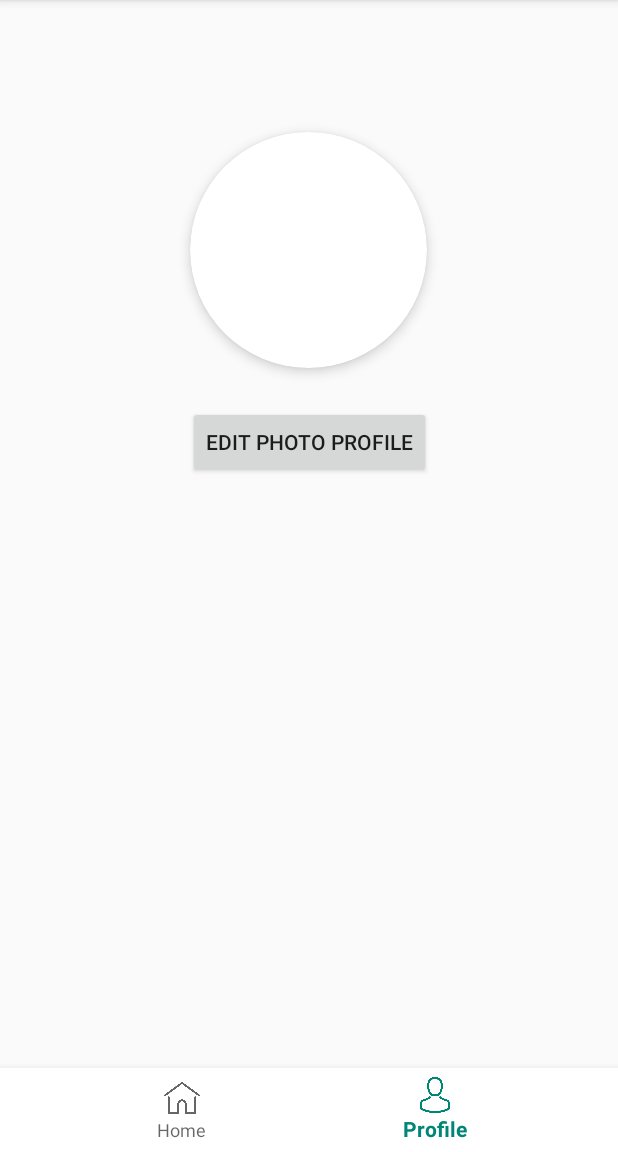
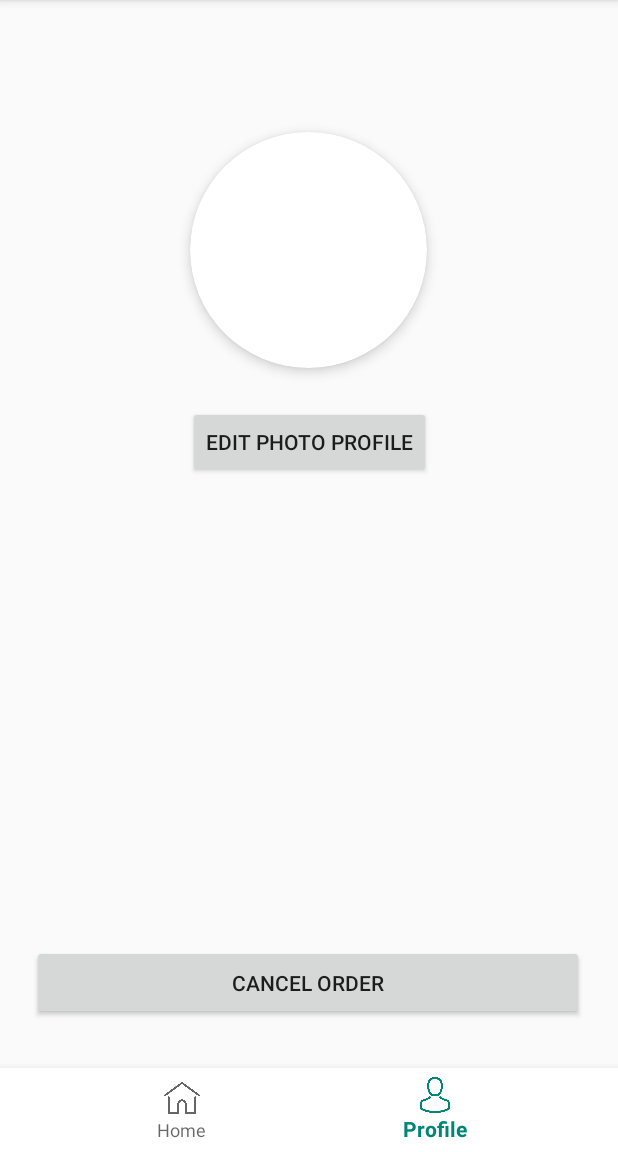
Before and after one commit to tsanyalwan/TravelMalang, an Android app: the HomeFragment screen opened directly, with no data from a screen before it, item 2 of the bottom bar chosen, on a phone screen of 412 x 824 dp, the part 84-1236 px from its top. Run offline under Robolectric (Android 15) with nearby library versions, the phone set to English and light mode, and no system bars; our stand-ins replace Firebase (no records; nobody signed in at launch, a user with empty details on screens opened directly).

Commit message:
menambah card view paket 3

```diff
--- a/app/src/main/java/com/example/travelmalang/fragments/HomeFragment.java
+++ b/app/src/main/java/com/example/travelmalang/fragments/HomeFragment.java
@@ -43,6 +43,8 @@ public class HomeFragment extends Fragment {
         ListItemMenu.add(item);
         ItemMenuModels item2 = new ItemMenuModels("PAKET 2","4 Hari 3 Malam", R.drawable.jeep);
         ListItemMenu.add(item2);
+        ItemMenuModels item3 = new ItemMenuModels("PAKET 1","3 Hari 2 Malam", R.drawable.bromo);
+        ListItemMenu.add(item3);
 
         recyclerView.setLayoutManager(new LinearLayoutManager(getActivity()));
         item_menu_adapters adapters = new item_menu_adapters(getActivity(), ListItemMenu);
--- a/app/src/main/java/com/example/travelmalang/fragments/ProfileFragment.java
+++ b/app/src/main/java/com/example/travelmalang/fragments/ProfileFragment.java
@@ -1,13 +1,17 @@
 package com.example.travelmalang.fragments;
 
 
-import android.app.Activity;
+import android.app.ProgressDialog;
 import android.content.Intent;
 import android.graphics.Bitmap;
 import android.net.Uri;
 import android.os.Bundle;
 
+import androidx.annotation.NonNull;
+import androidx.cardview.widget.CardView;
 import androidx.fragment.app.Fragment;
+import androidx.recyclerview.widget.LinearLayoutManager;
+import androidx.recyclerview.widget.RecyclerView;
 
 import android.provider.MediaStore;
 import android.util.Log;
@@ -20,13 +24,19 @@ import android.widget.TextView;
 import android.widget.Toast;
 
 import com.example.travelmalang.R;
-import com.example.travelmalang.activities.LoginActivity;
+import com.example.travelmalang.adapters.item_menu_adapters;
+import com.example.travelmalang.models.ItemMenuModels;
+import com.google.firebase.database.DataSnapshot;
+import com.google.firebase.database.DatabaseError;
+import com.google.firebase.database.DatabaseReference;
+import com.google.firebase.database.FirebaseDatabase;
+import com.google.firebase.database.ValueEventListener;
 
-import java.io.FileNotFoundException;
 import java.io.IOException;
+import java.util.ArrayList;
+import java.util.List;
 
 import static android.app.Activity.RESULT_CANCELED;
-import static android.content.Intent.getIntent;
 
 public class ProfileFragment extends Fragment {
 
@@ -35,6 +45,15 @@ public class ProfileFragment extends Fragment {
     private static final int GALLERY_REQUEST_CODE = 1;
     private TextView txtUser;
     private TextView txtPass;
+
+    private DatabaseReference database;
+    private ProgressDialog loading;
+    List<ItemMenuModels> paketItemList;
+    private CardView cvPaket;
+
+    RecyclerView recyclerView;
+    View view;
+    item_menu_adapters itemMenuAdapters;
 
     ImageView imageView;
 
--- a/app/src/main/java/com/example/travelmalang/models/ItemPaketModels.java
+++ b/app/src/main/java/com/example/travelmalang/models/ItemPaketModels.java
@@ -13,6 +13,9 @@ public class ItemPaketModels {
         this.imgPaket = imgPaket;
     }
 
+    public ItemPaketModels(){
+
+    }
     public String getTxtDesc() {
         return txtDesc;
     }
@@ -44,4 +47,5 @@ public class ItemPaketModels {
     public void setImgPaket(int imgPaket) {
         this.imgPaket = imgPaket;
     }
+
 }
--- a/app/src/main/res/layout/fragment_profile.xml
+++ b/app/src/main/res/layout/fragment_profile.xml
@@ -5,6 +5,17 @@
     android:layout_width="match_parent"
     android:layout_height="match_parent"
     tools:context=".fragments.ProfileFragment" >
+    <androidx.recyclerview.widget.RecyclerView
+        android:id="@+id/listPaket"
+        app:layout_constraintLeft_toLeftOf="parent"
+        app:layout_constraintRight_toRightOf="parent"
+        app:layout_constraintTop_toTopOf="parent"
+        app:layout_constraintBottom_toBottomOf="parent"
+        android:layout_width="match_parent"
+        android:layout_height="match_parent"
+        tools:layout_editor_absoluteX="8dp"
+        tools:layout_editor_absoluteY="8dp"
+        />
 
     <androidx.cardview.widget.CardView
         android:layout_width="158dp"
@@ -28,6 +39,7 @@
             tools:src="@tools:sample/avatars[0]" />
     </androidx.cardview.widget.CardView>
 
+
     <Button
         android:id="@+id/btnProfile"
         android:layout_width="wrap_content"
@@ -40,4 +52,15 @@
         app:layout_constraintVertical_bias="0.376"
         />
 
+    <Button
+        android:id="@+id/btnCancelOrder"
+        android:layout_width="368dp"
+        android:layout_height="50dp"
+        android:layout_marginBottom="88dp"
+        android:text="Cancel order"
+        app:layout_constraintBottom_toBottomOf="parent"
+        app:layout_constraintEnd_toEndOf="parent"
+        app:layout_constraintHorizontal_bias="0.488"
+        app:layout_constraintStart_toStartOf="parent" />
+
 </androidx.constraintlayout.widget.ConstraintLayout>
```
Also changed, not shown: app/src/main/java/com/example/travelmalang/adapters/item_menu_adapters.java (+18 -3 lines), app/src/main/java/com/example/travelmalang/models/ItemMenuModels.java (+9 -0 lines).
